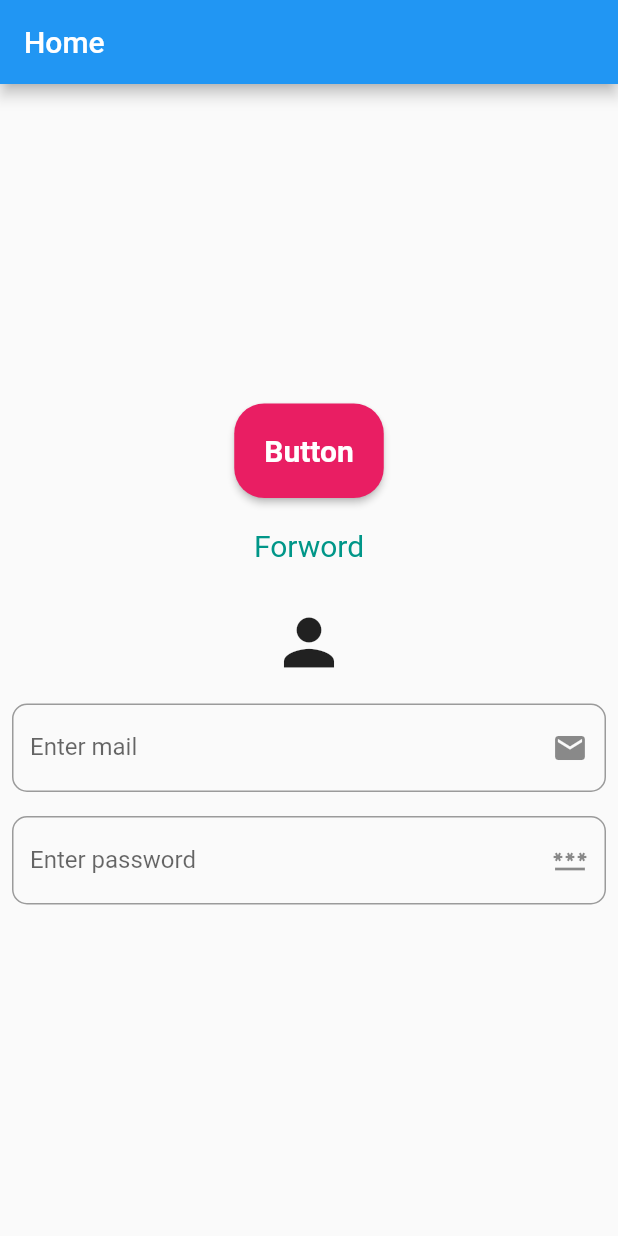
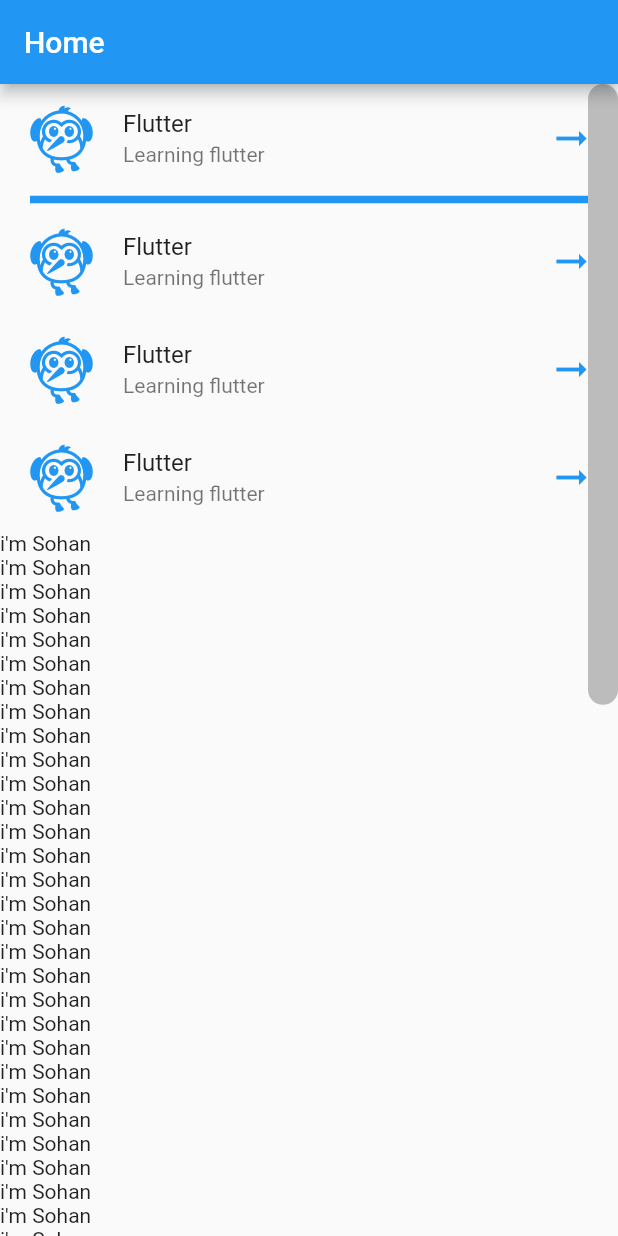
Before and after one commit to MrSohan10/Flutter-Rafat-Sir, a Flutter app: the screen it shows after launch, on a phone screen of 412 x 824 dp. Run offline on Flutter 3.47's test engine with Material 2 defaults, Android fonts, the phone set to English and light mode, and no system bars.

Commit message:
practice listview and listtile

```diff
--- a/lib/main.dart
+++ b/lib/main.dart
@@ -6,79 +6,150 @@
 }
 
 class MyApp extends StatelessWidget {
-  int _currentIndex = 1;
-  mySnackbar(message, context) {
-    return ScaffoldMessenger.of(context)
-        .showSnackBar(SnackBar(content: Text(message)));
-  }
-
   Widget build(BuildContext context) {
     return MaterialApp(
-      home: Scaffold(
-          appBar: AppBar(
-            title: Text('Home'),
-          ),
-          body: Center(
-              child: Column(
-                  mainAxisAlignment: MainAxisAlignment.center,
-                  children: [
-              ElevatedButton(
-              style: ElevatedButton.styleFrom(
-              padding: EdgeInsets.all(20),
-              backgroundColor: Colors.pink,
-              textStyle:
-              TextStyle(fontSize: 20, fontWeight: FontWeight.bold),
-              shape: RoundedRectangleBorder(
-                  borderRadius: BorderRadius.circular(20))),
-          onPressed: () {
-            mySnackbar('sohan', context);
-          },
-          child: Text('Button')),
-      TextButton(
-          style: TextButton.styleFrom(
-              padding: EdgeInsets.all(20),
-              foregroundColor: Colors.teal,
-              textStyle: TextStyle(
-                fontSize: 20,
-              )),
-          onPressed: () {},
-          child: Text('Forword')),
-      IconButton(
-          style: IconButton.styleFrom(),
-          iconSize: 50,
-          onPressed: () {},
-          icon: Icon(
-            Icons.person,
-          )),
-      Padding(
-        padding: const EdgeInsets.all(8.0),
-        child: TextField(
-          decoration: InputDecoration(
-              border:
-              OutlineInputBorder(borderRadius: BorderRadius.circular(10)),
-              suffixIcon: Icon(Icons.mail),
-          hintText: 'Enter your email',
-              label: Text("Enter mail")
-          ),
+        home: Scaffold(
+      appBar: AppBar(
+        title: Text('Home'),
+      ),
+      body: Scrollbar(
+        isAlwaysShown: true,
+        thickness: 20,
+        radius: Radius.circular(10),
+        child: ListView(
+          children: [
+            ListTile(
+              leading: Icon(
+                Icons.flutter_dash,
+                size: 50,
+              ),
+              title: Text('Flutter'),
+              subtitle: Text('Learning flutter'),
+              trailing: Icon(
+                Icons.arrow_right_alt,
+                size: 30,
+              ),
+              iconColor: Colors.blue,
+              onTap: (){print('flutter');},
+            ),
+            Divider(
+              height: 10,
+              color: Colors.blue,
+              thickness: 5,
+              indent: 20,
+              endIndent: 20,
+
+            ),
+            ListTile(
+              leading: Icon(
+                Icons.flutter_dash,
+                size: 50,
+              ),
+              title: Text('Flutter'),
+              subtitle: Text('Learning flutter'),
+              trailing: Icon(
+                Icons.arrow_right_alt,
+                size: 30,
+              ),
+              iconColor: Colors.blue,
+              onTap: (){print('flutter');},
+            ),
+            ListTile(
+              leading: Icon(
+                Icons.flutter_dash,
+                size: 50,
+              ),
+              title: Text('Flutter'),
+              subtitle: Text('Learning flutter'),
+              trailing: Icon(
+                Icons.arrow_right_alt,
+                size: 30,
+              ),
+              iconColor: Colors.blue,
+              onTap: (){print('flutter');},
+            ),
+            ListTile(
+              leading: Icon(
+                Icons.flutter_dash,
+                size: 50,
+              ),
+              title: Text('Flutter'),
+              subtitle: Text('Learning flutter'),
+              trailing: Icon(
+                Icons.arrow_right_alt,
+                size: 30,
+              ),
+              iconColor: Colors.blue,
+              onTap: (){print('flutter');},
+            ),
+            Text("i'm Sohan"),
+            Text("i'm Sohan"),
+            Text("i'm Sohan"),
+            Text("i'm Sohan"),
+            Text("i'm Sohan"),
+            Text("i'm Sohan"),
+            Text("i'm Sohan"),
+            Text("i'm Sohan"),
+            Text("i'm Sohan"),
+            Text("i'm Sohan"),
+            Text("i'm Sohan"),
+            Text("i'm Sohan"),
+            Text("i'm Sohan"),
+            Text("i'm Sohan"),
+            Text("i'm Sohan"),
+            Text("i'm Sohan"),
+            Text("i'm Sohan"),
+            Text("i'm Sohan"),
+            Text("i'm Sohan"),
+            Text("i'm Sohan"),
+            Text("i'm Sohan"),
+            Text("i'm Sohan"),
+            Text("i'm Sohan"),
+            Text("i'm Sohan"),
+            Text("i'm Sohan"),
+            Text("i'm Sohan"),
+            Text("i'm Sohan"),
+            Text("i'm Sohan"),
+            Text("i'm Sohan"),
+            Text("i'm Sohan"),
+            Text("i'm Sohan"),
+            Text("i'm Sohan"),
+            Text("i'm Sohan"),
+            Text("i'm Sohan"),
+            Text("i'm Sohan"),
+            Text("i'm Sohan"),
+            Text("i'm Sohan"),
+            Text("i'm Sohan"),
+            Text("i'm Sohan"),
+            Text("i'm Sohan"),
+            Text("i'm Sohan"),
+            Text("i'm Sohan"),
+            Text("i'm Sohan"),
+            Text("i'm Sohan"),
+            Text("i'm Sohan"),
+            Text("i'm Sohan"),
+            Text("i'm Sohan"),
+            Text("i'm Sohan"),
+            Text("i'm Sohan"),
+            Text("i'm Sohan"),
+            Text("i'm Sohan"),
+            Text("i'm Sohan"),
+            Text("i'm Sohan"),
+            Text("i'm Sohan"),
+            Text("i'm Sohan"),
+            Text("i'm Sohan"),
+            Text("i'm Sohan"),
+            Text("i'm Sohan"),
+            Text("i'm Sohan"),
+            Text("i'm Sohan"),
+            Text("i'm Sohan"),
+            Text("i'm Sohan"),
+            Text("i'm Sohan"),
+            Text("i'm Sohan"),
+            Text("i'm Sohan"),
+          ],
         ),
       ),
-      Padding(
-        padding: const EdgeInsets.all(8.0),
-        child: TextField(
-          decoration: InputDecoration(
-              border: OutlineInputBorder(
-                  borderRadius: BorderRadius.circular(10)),
-              suffixIcon: Icon(Icons.password),
-              hintText: 'Enter your password',
-            label: Text("Enter password")
-
-          ),
-
-        ),
-      ),
-
-    ],
-    )),
     ));
   }
 }
```
